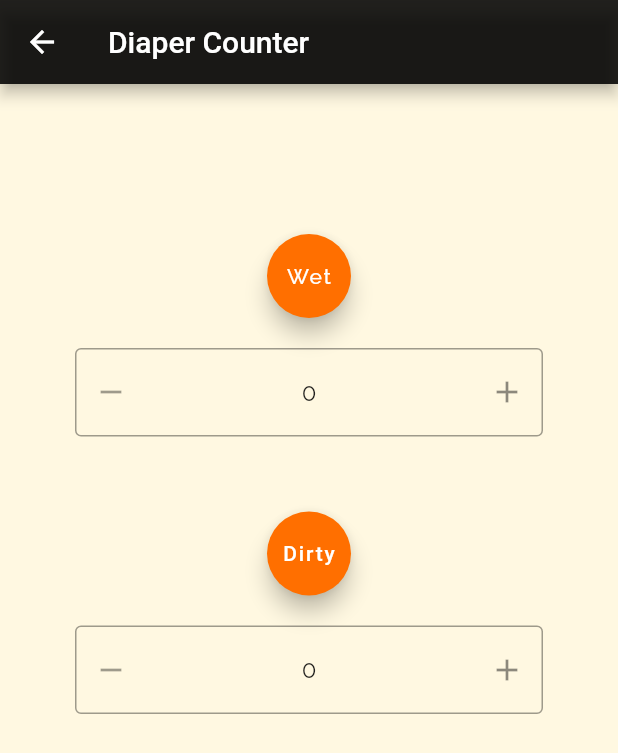
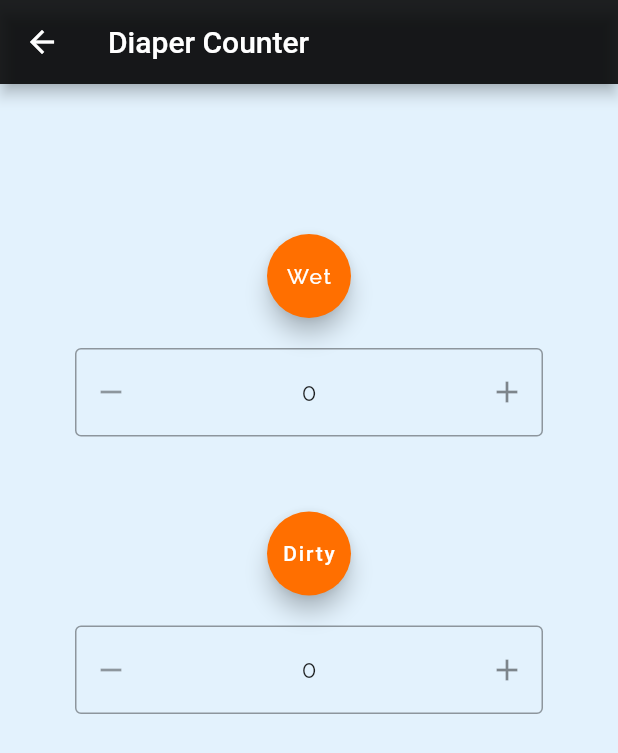
Before and after one commit to Fayyr/InfantHealthTracker, a Flutter app: the screen it shows once a user with an empty profile is signed in, in the side drawer, after a tap on "Diaper", on a phone screen of 412 x 824 dp. Shown: the top 753 px of the screen. Run offline on Flutter 3.47's test engine with Material 2 defaults, Android fonts, the phone set to English and light mode, and no system bars; drawn by our look-alikes of flutter_spinbox; our stand-ins replace cloud_firestore, firebase_auth, firebase_messaging, flutter_spinkit, google_fonts; missing offline and left inert: flutter_sms; accounts and stored records are empty; Roboto replaces fonts that are missing (Laila).

Commit message:
commit check

```diff
--- a/lib/screens/diaper.dart
+++ b/lib/screens/diaper.dart
@@ -20,7 +20,7 @@ class _DiaperState extends State<Diaper> {
   Widget build(BuildContext context) {
     return Container(
       child: Scaffold(
-          backgroundColor: Colors.amber[50],
+          backgroundColor: Colors.blue[50],
           resizeToAvoidBottomPadding: false,
           appBar: AppBar(
             title: Text('Diaper Counter', style: GoogleFonts.laila()),
```
Also changed, not shown: pubspec.lock.
